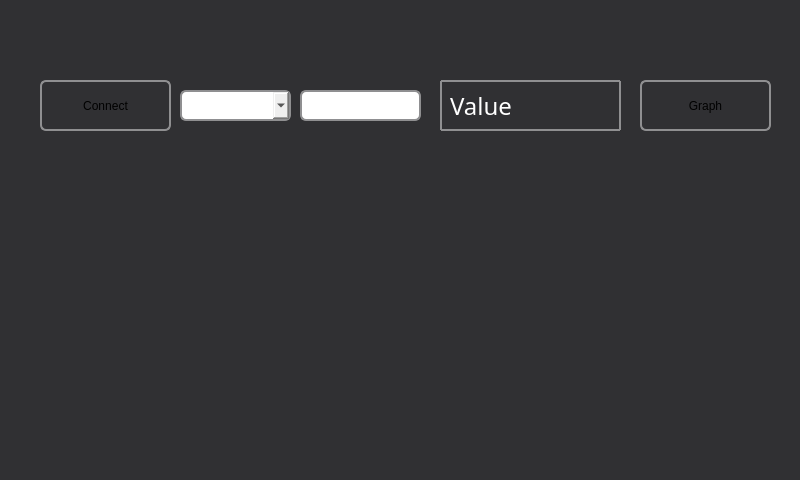
andrewcollison/HighTemp, file PiUi/serialTest.ui: the form before one commit.
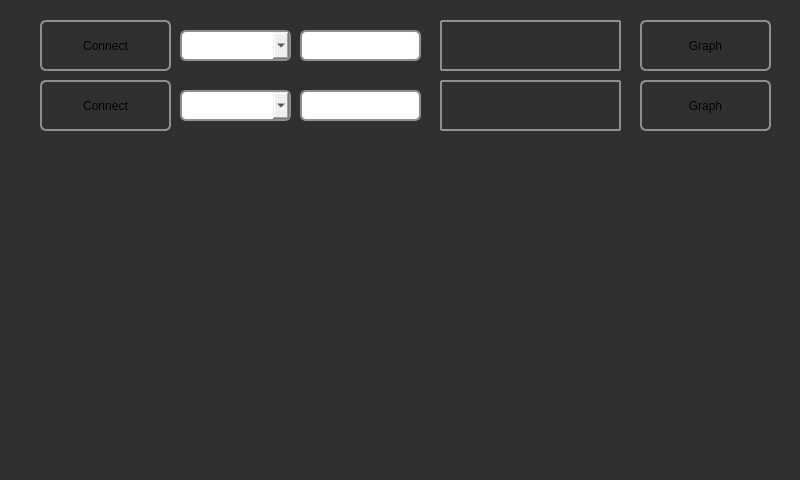
The form after the commit. Custom widgets are drawn as their Qt base class.

```diff
--- a/PiUi/serialTest.ui
+++ b/PiUi/serialTest.ui
@@ -177,7 +177,7 @@
 }</string>
      </property>
      <property name="text">
-      <string>Value</string>
+      <string/>
      </property>
     </widget>
     <widget class="QFrame" name="frame">
@@ -206,6 +206,183 @@
       <enum>QFrame::Raised</enum>
      </property>
     </widget>
+    <widget class="PlotWidget" name="graphWidget" native="true">
+     <property name="geometry">
+      <rect>
+       <x>40</x>
+       <y>150</y>
+       <width>731</width>
+       <height>311</height>
+      </rect>
+     </property>
+    </widget>
+    <widget class="QPushButton" name="serial_connect_2">
+     <property name="geometry">
+      <rect>
+       <x>40</x>
+       <y>20</y>
+       <width>131</width>
+       <height>51</height>
+      </rect>
+     </property>
+     <property name="styleSheet">
+      <string notr="true">QPushButton {
+	font: 12pt &quot;MS Shell Dlg 2&quot;;
+    border: 2px solid #8f8f91;
+    border-radius: 6px;
+    background-color: qlineargradient(x1: 0, y1: 0, x2: 0, y2: 1,
+                                      stop: 0 #f6f7fa, stop: 1 #dadbde);
+    min-width: 80px;
+}
+
+QPushButton:pressed {
+    background-color: qlineargradient(x1: 0, y1: 0, x2: 0, y2: 1,
+                                      stop: 0 #dadbde, stop: 1 #f6f7fa);
+}
+
+QPushButton:flat {
+    border: none; /* no border for a flat push button */
+}
+
+QPushButton:default {
+    border-color: navy; /* make the default button prominent */
+}</string>
+     </property>
+     <property name="text">
+      <string>Connect</string>
+     </property>
+    </widget>
+    <widget class="QComboBox" name="com_select_2">
+     <property name="geometry">
+      <rect>
+       <x>180</x>
+       <y>30</y>
+       <width>111</width>
+       <height>31</height>
+      </rect>
+     </property>
+     <property name="styleSheet">
+      <string notr="true">QComboBox {
+	font: 12pt &quot;MS Shell Dlg 2&quot;;
+    border: 2px solid #8f8f91;
+    border-radius: 6px;
+    background-color: qlineargradient(x1: 0, y1: 0, x2: 0, y2: 1,
+                                      stop: 0 #f6f7fa, stop: 1 #dadbde);
+    min-width: 80px;
+}</string>
+     </property>
+    </widget>
+    <widget class="QLineEdit" name="serial_input_2">
+     <property name="geometry">
+      <rect>
+       <x>300</x>
+       <y>30</y>
+       <width>121</width>
+       <height>31</height>
+      </rect>
+     </property>
+     <property name="styleSheet">
+      <string notr="true">QLineEdit {
+	font: 12pt &quot;MS Shell Dlg 2&quot;;
+    border: 2px solid #8f8f91;
+    border-radius: 6px;
+    background-color: #ffff;
+    min-width: 80px;
+}</string>
+     </property>
+    </widget>
+    <widget class="QPushButton" name="graph_s1_2">
+     <property name="geometry">
+      <rect>
+       <x>640</x>
+       <y>20</y>
+       <width>131</width>
+       <height>51</height>
+      </rect>
+     </property>
+     <property name="styleSheet">
+      <string notr="true">QPushButton {
+	font: 12pt &quot;MS Shell Dlg 2&quot;;
+    border: 2px solid #8f8f91;
+    border-radius: 6px;
+    background-color: qlineargradient(x1: 0, y1: 0, x2: 0, y2: 1,
+                                      stop: 0 #f6f7fa, stop: 1 #dadbde);
+    min-width: 80px;
+}
+
+QPushButton:pressed {
+    background-color: qlineargradient(x1: 0, y1: 0, x2: 0, y2: 1,
+                                      stop: 0 #dadbde, stop: 1 #f6f7fa);
+}
+
+QPushButton:flat {
+    border: none; /* no border for a flat push button */
+}
+
+QPushButton:default {
+    border-color: navy; /* make the default button prominent */
+}</string>
+     </property>
+     <property name="text">
+      <string>Graph</string>
+     </property>
+    </widget>
+    <widget class="QLabel" name="s1_output_2">
+     <property name="geometry">
+      <rect>
+       <x>450</x>
+       <y>30</y>
+       <width>161</width>
+       <height>31</height>
+      </rect>
+     </property>
+     <property name="font">
+      <font>
+       <family>MS Reference Sans Serif</family>
+       <pointsize>18</pointsize>
+       <weight>50</weight>
+       <italic>false</italic>
+       <bold>false</bold>
+      </font>
+     </property>
+     <property name="styleSheet">
+      <string notr="true">QLabel{
+	color: rgb(255, 255, 255);
+	font: 18pt &quot;MS Reference Sans Serif&quot;;
+
+}</string>
+     </property>
+     <property name="text">
+      <string/>
+     </property>
+    </widget>
+    <widget class="QFrame" name="frame_3">
+     <property name="geometry">
+      <rect>
+       <x>440</x>
+       <y>20</y>
+       <width>181</width>
+       <height>51</height>
+      </rect>
+     </property>
+     <property name="styleSheet">
+      <string notr="true">QFrame {
+    border: 2px solid #8f8f91;
+    border-radius: 1px;
+    background-color:#ffff ;
+    min-width: 80px;
+}
+
+</string>
+     </property>
+     <property name="frameShape">
+      <enum>QFrame::StyledPanel</enum>
+     </property>
+     <property name="frameShadow">
+      <enum>QFrame::Raised</enum>
+     </property>
+    </widget>
+    <zorder>frame_3</zorder>
     <zorder>com_select</zorder>
     <zorder>serial_connect_1</zorder>
     <zorder>graph_s1</zorder>
@@ -220,6 +397,14 @@
    </property>
   </action>
  </widget>
+ <customwidgets>
+  <customwidget>
+   <class>PlotWidget</class>
+   <extends>QWidget</extends>
+   <header location="global">pyqtgraph</header>
+   <container>1</container>
+  </customwidget>
+ </customwidgets>
  <resources/>
  <connections/>
 </ui>
```
Left out of the diff: 6 changed lines with no effect on the pictures.
